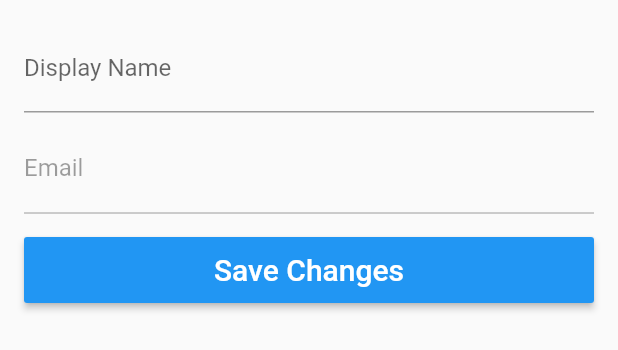
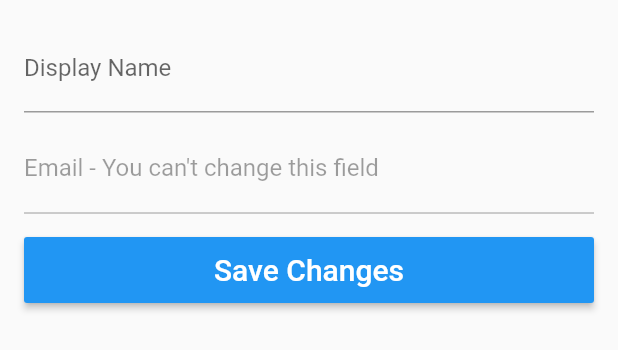
Before and after one commit to agentblythe/keep_track_toolkit, a Flutter app: the ProfilePageForm widget shown alone on an empty page, opened directly with empty values, on a phone screen of 412 x 824 dp. Shown: the top 350 px of the screen. Run offline on Flutter 3.47's test engine with Material 2 defaults, Android fonts, the light colour scheme and no system bars; our stand-ins replace firebase_auth, firebase_core, flutter_bloc, font_awesome_flutter, google_fonts, google_sign_in; missing offline and left inert: flutter_facebook_auth, twitter_login; accounts and stored records are empty.

Commit message:
Added info to Email Text Field

```diff
--- a/lib/screens/profile/profile_page_form.dart
+++ b/lib/screens/profile/profile_page_form.dart
@@ -104,7 +104,8 @@ class _ProfilePageFormState extends State<ProfilePageForm> {
     return TextFormField(
       initialValue: widget.model.email,
       decoration: InputDecoration(
-        labelText: "Email",
+        labelText:
+            "Email${!widget.model.emailEnabled ? " - You can't change this field" : ""}",
         hintText: "joe.bloggs@email.com",
         enabled: widget.model.emailEnabled,
       ),
```
